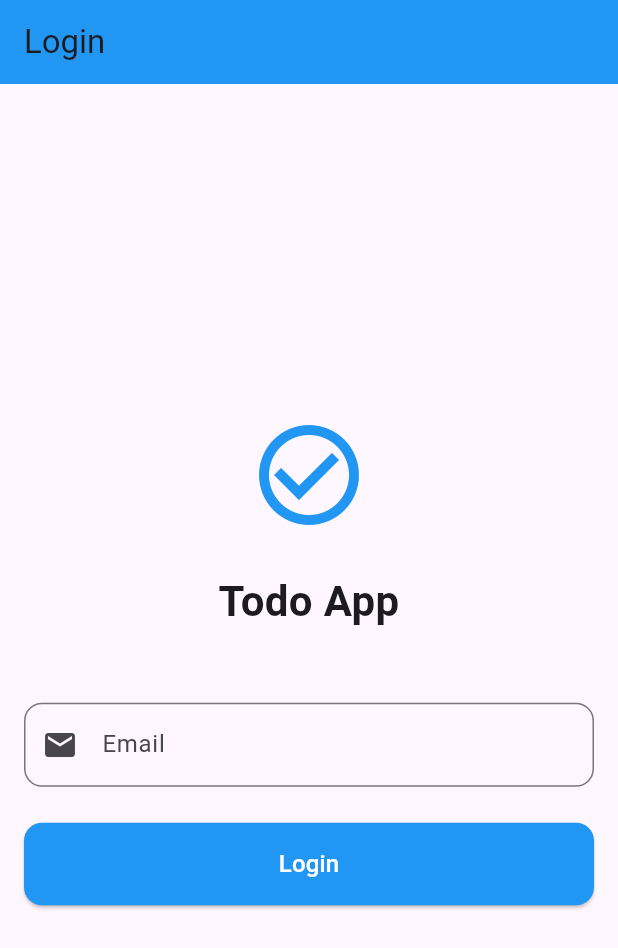
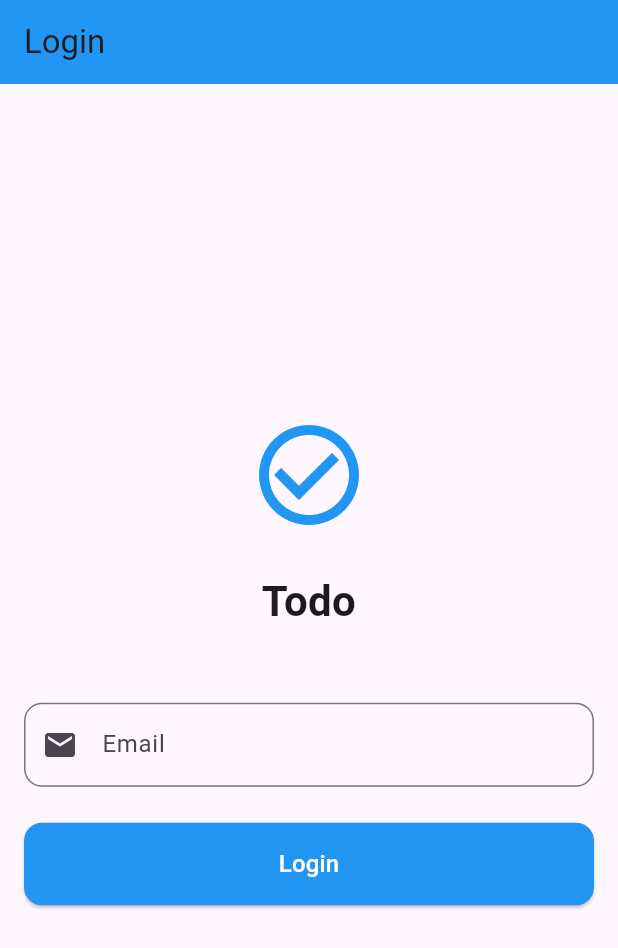
Before and after one commit to Youssefguba/todo_app_SHR25, a Flutter app: the screen it shows after launch, on a phone screen of 412 x 824 dp. Shown: the top 948 px of the screen. Run offline on Flutter 3.47's test engine with Material 3 defaults, Android fonts, the phone set to English and light mode, and no system bars; our stand-ins replace flutter_bloc, shared_preferences.

Commit message:
Update app name displayed on login screen

```diff
--- a/lib/screens/login_screen.dart
+++ b/lib/screens/login_screen.dart
@@ -63,7 +63,7 @@ class _LoginScreenState extends State<LoginScreen> {
 
               // App Name
               const Text(
-                'Todo App',
+                'Todo',
                 textAlign: TextAlign.center,
                 style: TextStyle(fontSize: 28, fontWeight: FontWeight.bold),
               ),
```
